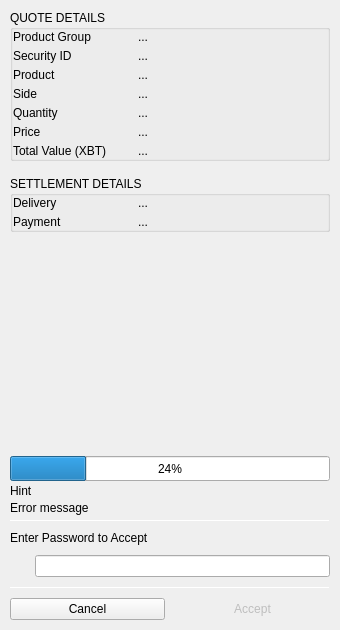
Old version of the form BlockSettleUILib/DealerCCSettlementDialog.ui in the repository BlockSettle/terminal.
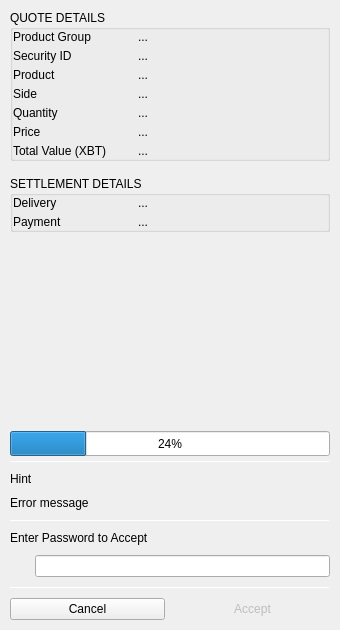
New version of the form. Icons and pictures are not drawn.

Commit message: Unified password field with labels.

What changed in the file:
```diff
--- a/BlockSettleUILib/DealerCCSettlementDialog.ui
+++ b/BlockSettleUILib/DealerCCSettlementDialog.ui
@@ -25,7 +25,7 @@
   <property name="windowTitle">
    <string>Dealer's CC Settlement</string>
   </property>
-  <layout class="QVBoxLayout" name="verticalLayout">
+  <layout class="QVBoxLayout" name="verticalLayout_3">
    <property name="spacing">
     <number>0</number>
    </property>
@@ -709,78 +709,22 @@
        </spacer>
       </item>
       <item>
-       <widget class="QWidget" name="verticalWidget_2" native="true">
+       <widget class="QProgressBar" name="progressBar">
         <property name="minimumSize">
          <size>
           <width>0</width>
-          <height>0</height>
+          <height>25</height>
          </size>
         </property>
-        <layout class="QVBoxLayout" name="verticalLayout_4">
-         <property name="spacing">
-          <number>3</number>
-         </property>
-         <property name="leftMargin">
-          <number>0</number>
-         </property>
-         <property name="topMargin">
-          <number>0</number>
-         </property>
-         <property name="rightMargin">
-          <number>0</number>
-         </property>
-         <property name="bottomMargin">
-          <number>0</number>
-         </property>
-         <item>
-          <widget class="QProgressBar" name="progressBar">
-           <property name="minimumSize">
-            <size>
-             <width>0</width>
-             <height>25</height>
-            </size>
-           </property>
-           <property name="maximumSize">
-            <size>
-             <width>16777215</width>
-             <height>25</height>
-            </size>
-           </property>
-           <property name="value">
-            <number>24</number>
-           </property>
-          </widget>
-         </item>
-         <item>
-          <widget class="QLabel" name="labelHint">
-           <property name="text">
-            <string>Hint</string>
-           </property>
-           <property name="alignment">
-            <set>Qt::AlignLeading|Qt::AlignLeft|Qt::AlignVCenter</set>
-           </property>
-           <property name="wordWrap">
-            <bool>true</bool>
-           </property>
-          </widget>
-         </item>
-         <item>
-          <widget class="QLabel" name="labelError">
-           <property name="text">
-            <string>Error message</string>
-           </property>
-           <property name="alignment">
-            <set>Qt::AlignLeading|Qt::AlignLeft|Qt::AlignVCenter</set>
-           </property>
-           <property name="wordWrap">
-            <bool>true</bool>
-           </property>
-           <property name="errorMessage" stdset="0">
-            <bool>true</bool>
-           </property>
-          </widget>
-         </item>
-        </layout>
+        <property name="maximumSize">
+         <size>
+          <width>16777215</width>
+          <height>25</height>
+         </size>
+        </property>
+        <property name="value">
+         <number>24</number>
+        </property>
        </widget>
       </item>
      </layout>
@@ -794,7 +738,10 @@
        <height>50</height>
       </size>
      </property>
-     <layout class="QVBoxLayout" name="verticalLayout_3">
+     <property name="darkOverlay" stdset="0">
+      <bool>true</bool>
+     </property>
+     <layout class="QVBoxLayout" name="verticalLayout">
       <property name="spacing">
        <number>10</number>
       </property>
@@ -829,6 +776,54 @@
         </property>
        </widget>
       </item>
+      <item>
+       <widget class="QLabel" name="labelHint">
+        <property name="text">
+         <string>Hint</string>
+        </property>
+        <property name="alignment">
+         <set>Qt::AlignLeading|Qt::AlignLeft|Qt::AlignVCenter</set>
+        </property>
+        <property name="wordWrap">
+         <bool>true</bool>
+        </property>
+       </widget>
+      </item>
+      <item>
+       <widget class="QLabel" name="labelError">
+        <property name="text">
+         <string>Error message</string>
+        </property>
+        <property name="alignment">
+         <set>Qt::AlignLeading|Qt::AlignLeft|Qt::AlignVCenter</set>
+        </property>
+        <property name="wordWrap">
+         <bool>true</bool>
+        </property>
+        <property name="errorMessage" stdset="0">
+         <bool>true</bool>
+        </property>
+       </widget>
+      </item>
+      <item>
+       <widget class="Line" name="line_3">
+        <property name="minimumSize">
+         <size>
+          <width>0</width>
+          <height>1</height>
+         </size>
+        </property>
+        <property name="maximumSize">
+         <size>
+          <width>16777215</width>
+          <height>1</height>
+         </size>
+        </property>
+        <property name="orientation">
+         <enum>Qt::Horizontal</enum>
+        </property>
+       </widget>
+      </item>
       <item>
        <widget class="QLabel" name="labelPasswordHint">
         <property name="text">
```
The commit also changes 3 other files.
